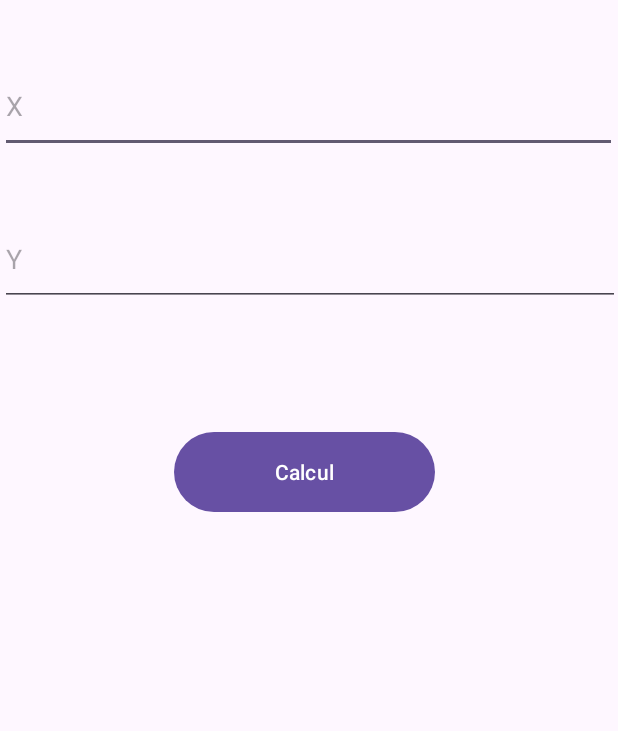
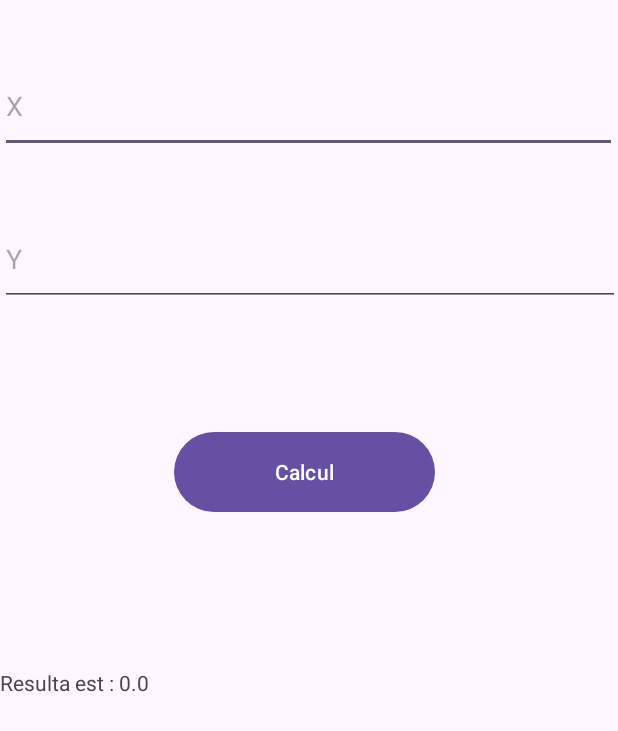
Before and after one commit to YahyaTOAA/tp-to-deliver, an Android app: the screen it shows after launch (MainActivity), after a tap on "Calcul", on a phone screen of 412 x 824 dp. Shown: the top 731 px of the screen. Run offline under Robolectric (Android 15) with nearby library versions, the phone set to English and light mode, and no system bars; 2 statements that could not run were skipped.

Commit message:
third commit

```diff
--- a/app/src/main/java/com/example/mytpapplication/MainActivity.java
+++ b/app/src/main/java/com/example/mytpapplication/MainActivity.java
@@ -33,10 +33,18 @@ public class MainActivity extends AppCompatActivity {
         ed2 = findViewById(R.id.edittext2);
         btn = findViewById(R.id.button);
         tv = findViewById(R.id.textview1);
+
+        String number1String = ed1.getText().toString();
+        String number2String = ed2.getText().toString();
+
+        double number1 = Double.parseDouble(number1String);
+        double number2 = Double.parseDouble(number2String);
+        double result = number1 * number2;
+
         btn.setOnClickListener(new View.OnClickListener() {
             @Override
             public void onClick(View v) {
-                tv.setText("");
+                tv.setText("Resulta est : " + result);
             }
         });
     }
--- a/app/src/main/res/layout/activity_main.xml
+++ b/app/src/main/res/layout/activity_main.xml
@@ -13,7 +13,8 @@
         android:layout_marginTop="40dp"
         android:hint="X"
         app:layout_constraintStart_toStartOf="parent"
-        app:layout_constraintTop_toTopOf="parent" />
+        app:layout_constraintTop_toTopOf="parent"
+        android:inputType="number"/>
 
     <EditText
         android:id="@+id/edittext2"
@@ -22,7 +23,8 @@
         android:layout_marginTop="40dp"
         android:hint="Y"
         app:layout_constraintStart_toStartOf="parent"
-        app:layout_constraintTop_toBottomOf="@+id/edittext1" />
+        app:layout_constraintTop_toBottomOf="@+id/edittext1"
+        android:inputType="number"/>
 
     <Button
         android:id="@+id/button"
```
